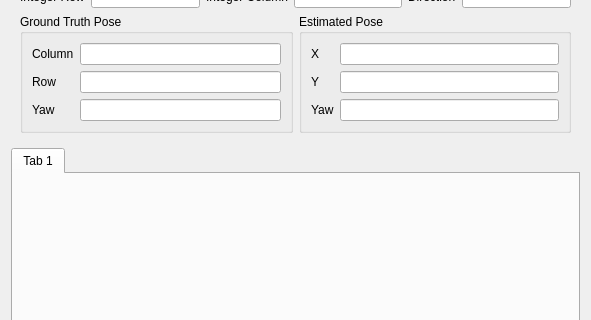
Qt form sim/simulator/lib/widgets/statewidget.ui (WPISmartmouse/Smartmouse_2018) before a commit; both pictures show x 0 to 591 and y 187 to 507 of the 591 by 605 pixel window.
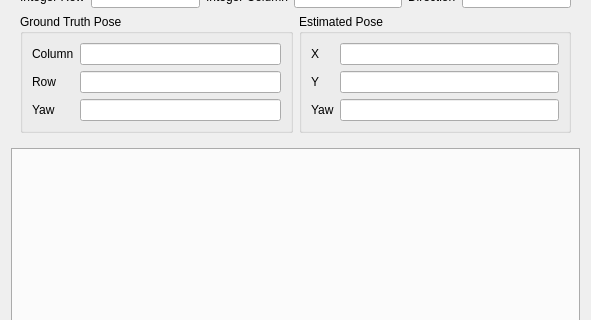
The same form after that commit.

The edit to the form file:
```diff
--- a/sim/simulator/lib/widgets/statewidget.ui
+++ b/sim/simulator/lib/widgets/statewidget.ui
@@ -210,13 +210,7 @@
     </widget>
    </item>
    <item>
-    <widget class="QTabWidget" name="charts_tabs">
-     <widget class="QWidget" name="tab">
-      <attribute name="title">
-       <string>Tab 1</string>
-      </attribute>
-     </widget>
-    </widget>
+    <widget class="QTabWidget" name="charts_tabs"/>
    </item>
   </layout>
  </widget>
```
